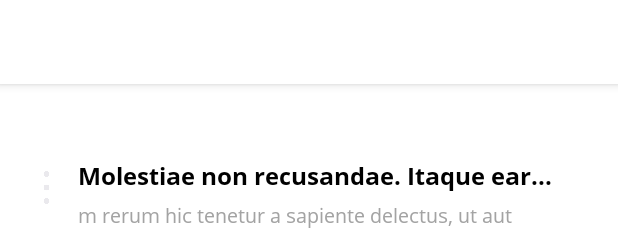
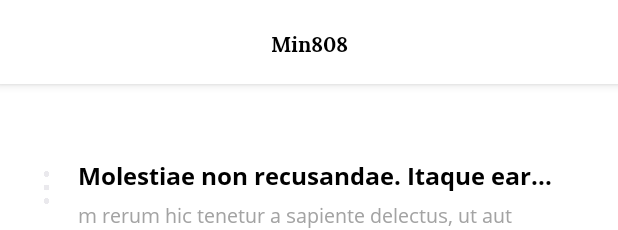
Before and after one commit to lemarcque/min808, an Android app: the layout listnote_fragment.xml on its own in the app's theme, with its tools: preview values and no code run, on a phone screen of 412 x 824 dp. Shown: the top 230 px of the screen. Run offline under Robolectric (Android 15) with nearby library versions, the phone set to English and light mode, and no system bars.

Commit message:
Added title

```diff
--- a/src/app/src/main/java/io/capsulo/min808/features/listnote/ListNoteAdapter.kt
+++ b/src/app/src/main/java/io/capsulo/min808/features/listnote/ListNoteAdapter.kt
@@ -70,7 +70,7 @@ class ListNoteAdapter(val listener: OnItemClickListener) : RecyclerView.Adapter<
      * @see .onBindViewHolder
      */
     override fun onCreateViewHolder(parent: ViewGroup, viewType: Int): ViewHolder {
-        val layout = LayoutInflater.from(parent.context).inflate(R.layout.listnote_item, parent, false)
+        val layout = LayoutInflater.from(parent.context).inflate(R.layout.listnote_recyclerview_item, parent, false)
         return ViewHolder(layout)
     }
 
--- a/src/app/src/main/java/io/capsulo/min808/features/listnote/ListNoteFragment.kt
+++ b/src/app/src/main/java/io/capsulo/min808/features/listnote/ListNoteFragment.kt
@@ -57,7 +57,7 @@ class ListNoteFragment(val viewModel: ListNoteViewModel) : Fragment(), ListNoteA
         // configuration of app bar
         toolbar_listnote.inflateMenu(R.menu.appbar_listnote)
 
-        // configuration of search bar
+        // configuration of se  arch bar
         val searchView = (toolbar_listnote.menu.findItem(R.id.action_publish_insertnote).actionView as SearchView)
         searchView.apply {
             setOnQueryTextListener(object : SearchView.OnQueryTextListener {
--- a/src/app/src/main/res/layout/listnote_fragment.xml
+++ b/src/app/src/main/res/layout/listnote_fragment.xml
@@ -16,10 +16,23 @@
             android:id="@+id/toolbar_listnote"
             android:layout_width="match_parent"
             android:layout_height="?attr/actionBarSize"
+            android:layout_gravity="center"
             android:background="@android:color/white"
             android:elevation="4dp"
             android:theme="@style/ThemeOverlay.AppCompat.ActionBar"
-            app:popupTheme="@style/ThemeOverlay.AppCompat.Light" />
+            app:popupTheme="@style/ThemeOverlay.AppCompat.Light">
+
+            <!-- Custom title -->
+            <TextView
+                android:layout_width="wrap_content"
+                android:layout_height="wrap_content"
+                android:layout_gravity="center"
+                android:text="Min808"
+                android:textStyle=""
+                android:fontFamily="@font/lora_bold"
+                android:textColor="@android:color/black" />
+
+        </Toolbar>
 
         <View
             android:layout_width="match_parent"
@@ -32,7 +45,7 @@
             android:id="@+id/recyclerview_listnote"
             android:layout_width="match_parent"
             android:layout_height="match_parent"
-            tools:listitem="@layout/listnote_item">
+            tools:listitem="@layout/listnote_recyclerview_item">
 
         </androidx.recyclerview.widget.RecyclerView>
 
```
Also changed, not shown: src/app/src/main/res/layout/home_fragment.xml (+0 -20 lines), src/app/src/main/res/layout/listnote_recyclerview_item.xml (renamed from src/app/src/main/res/layout/listnote_item.xml).
